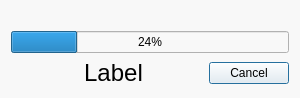
Above: Widgets/progressdialog.ui from SevenLines/Liquor before the change. Below: the same form after it.
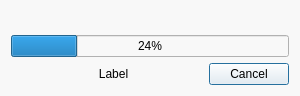
That is the form after the change.

Patch:
```diff
--- a/Widgets/progressdialog.ui
+++ b/Widgets/progressdialog.ui
@@ -46,7 +46,7 @@
      <item>
       <widget class="QLabel" name="lblLabel">
        <property name="styleSheet">
-        <string notr="true">font-size: 24px;</string>
+        <string notr="true">/*font-size: 24px;*/</string>
        </property>
        <property name="text">
         <string>Label</string>
@@ -54,6 +54,9 @@
        <property name="alignment">
         <set>Qt::AlignCenter</set>
        </property>
+       <property name="wordWrap">
+        <bool>true</bool>
+       </property>
       </widget>
      </item>
      <item>
```
Left out of the diff: 3 changed lines with no effect on the pictures.
